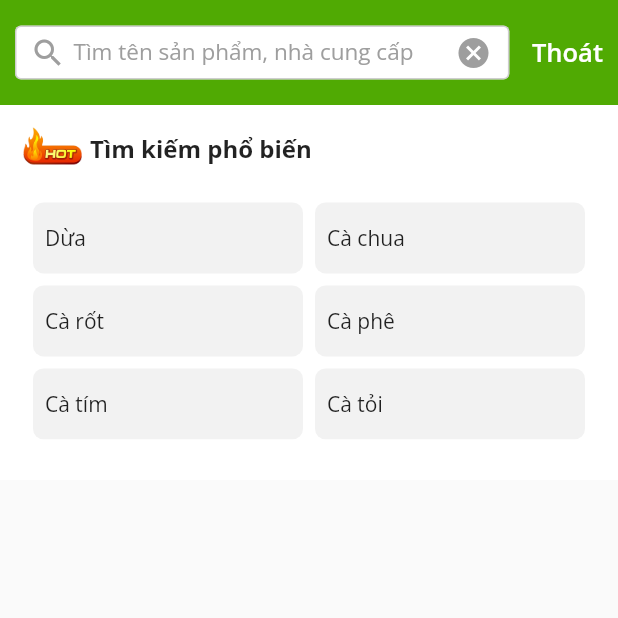
After one commit to kimshinoh/flutter-estudiez, a Flutter app: the SearchScreen screen opened directly, on a phone screen of 412 x 824 dp, the top half of it. The commit adds this screen. Run offline on Flutter 3.47's test engine with Material 2 defaults, Android fonts, the phone set to English and light mode, and no system bars; our stand-ins replace another_flushbar, badges, carousel_slider, dio, firebase_auth, firebase_core and 12 more; accounts and stored records are empty; generated files the repository leaves out were written again; network calls fail.

Commit message:
Search screen

```diff
--- a/lib/ui/my_app.dart
+++ b/lib/ui/my_app.dart
@@ -2,9 +2,11 @@ import 'package:flutter/material.dart';
 import 'package:fruity/constants/app_theme.dart';
 import 'package:fruity/constants/strings.dart';
 import 'package:fruity/data/local/datasource/cart_datasource.dart';
+import 'package:fruity/data/local/datasource/search_history_datasource.dart';
 import 'package:fruity/di/setup_di.dart';
 import 'package:fruity/routes.dart';
 import 'package:fruity/stores/cart/cart_store.dart';
+import 'package:fruity/stores/search_history/search_history_store.dart';
 import 'package:fruity/stores/user/auth_store.dart';
 import 'package:fruity/ui/splash/splash.dart';
 import 'package:provider/provider.dart';
@@ -18,6 +20,9 @@ class MyApp extends StatelessWidget {
       providers: [
         Provider<AuthStore>(create: (_) => AuthStore()),
         Provider<CartStore>(create: (_) => CartStore(getIt<CartDataSource>())),
+        Provider<SearchHistoryStore>(
+            create: (_) =>
+                SearchHistoryStore(getIt<SearchHistoryDataSource>())),
       ],
       child: MaterialApp(
           theme: themeData,
--- /dev/null
+++ b/lib/ui/search/search_screen.dart
@@ -0,0 +1,271 @@
+import 'package:flutter/cupertino.dart';
+import 'package:flutter/material.dart';
+import 'package:flutter_mobx/flutter_mobx.dart';
+import 'package:fruity/constants/app_color.dart';
+import 'package:flutter_staggered_animations/flutter_staggered_animations.dart';
+import 'package:fruity/stores/search_history/search_history_store.dart';
+import 'package:fruity/ui/search/search_result_screen.dart';
+import 'package:provider/provider.dart';
+
+class SearchScreen extends StatefulWidget {
+  const SearchScreen({Key? key}) : super(key: key);
+
+  @override
+  _SearchScreenState createState() => _SearchScreenState();
+}
+
+class _SearchScreenState extends State<SearchScreen> {
+  late SearchHistoryStore _store;
+  final List<String> _hotSearch = [
+    'Dừa',
+    'Cà chua',
+    'Cà rốt',
+    'Cà phê',
+    'Cà tím',
+    'Cà tỏi'
+  ];
+  final TextEditingController _searchController = TextEditingController();
+
+  @override
+  Widget build(BuildContext context) {
+    _store = context.read<SearchHistoryStore>();
+    return Observer(builder: (_) {
+      return Scaffold(
+          body: SafeArea(
+        child: Container(
+            color: AppColors.backgroudGrey,
+            child: SingleChildScrollView(
+                child: Column(
+              crossAxisAlignment: CrossAxisAlignment.start,
+              children: [
+                _header(),
+                _historySearch(),
+                _populateSearch(),
+              ],
+            ))),
+      ));
+    });
+  }
+
+  Widget _historySearch() {
+    final List<String> searchHistory = _store.searchs;
+    if (searchHistory.isEmpty) {
+      return Container();
+    }
+    return ConstrainedBox(
+        constraints: const BoxConstraints(minHeight: 56.0),
+        child: Container(
+            margin: const EdgeInsets.only(bottom: 10),
+            color: Colors.white,
+            child: Column(children: [
+              ListView.builder(
+                  shrinkWrap: true,
+                  itemCount: searchHistory.length,
+                  itemBuilder: (BuildContext context, int index) {
+                    final String search =
+                        searchHistory[searchHistory.length - 1 - index];
+                    return Column(
+                      children: [
+                        ListTile(
+                          title: Text(
+                            search,
+                            overflow: TextOverflow.ellipsis,
+                            maxLines: 1,
+                          ),
+                          onTap: () {
+                            _searchController.text = search;
+                            _search();
+                          },
+                          trailing: IconButton(
+                            icon: const Icon(Icons.delete_outline),
+                            onPressed: () {
+                              _store.removeItem(search);
+                            },
+                          ),
+                        ),
+                        const Divider(
+                          height: 1,
+                          indent: 15,
+                          endIndent: 15,
+                          thickness: 1,
+                          color: Color.fromARGB(108, 158, 158, 158),
+                        ),
+                      ],
+                    );
+                  }),
+              Align(
+                alignment: Alignment.center,
+                child: TextButton(
+                  child: const Text(
+                    'Xóa tất cả',
+                    style: TextStyle(color: Colors.grey, fontSize: 16),
+                  ),
+                  onPressed: () {
+                    _store.clear();
+                  },
+                ),
+              ),
+            ])));
+  }
+
+  Widget _populateSearch() {
+    return Container(
+        padding: const EdgeInsets.symmetric(vertical: 5, horizontal: 10),
+        height: 250,
+        color: Colors.white,
+        child: IntrinsicHeight(
+          child: Column(
+            children: [
+              Expanded(
+                  flex: 1,
+                  child: Row(
+                    children: <Widget>[
+                      Image.asset(
+                        'assets/images/hot.png',
+                        width: 50,
+                      ),
+                      const Text(
+                        'Tìm kiếm phổ biến',
+                        style: TextStyle(
+                          fontSize: 16,
+                          fontWeight: FontWeight.bold,
+                        ),
+                      )
+                    ],
+                  )),
+              Expanded(
+                  flex: 4,
+                  child: AnimationLimiter(
+                      child: GridView.count(
+                    physics: const NeverScrollableScrollPhysics(),
+                    childAspectRatio: 3.4,
+                    padding: const EdgeInsets.all(8.0),
+                    crossAxisCount: 2,
+                    children: List.generate(
+                      _hotSearch.length,
+                      (int index) {
+                        return AnimationConfiguration.staggeredGrid(
+                            columnCount: 2,
+                            position: index,
+                            duration: const Duration(milliseconds: 1000),
+                            child: ScaleAnimation(
+                              scale: 0.5,
+                              child: FlipAnimation(
+                                child: GestureDetector(
+                                  onTap: () {
+                                    _searchController.text = _hotSearch[index];
+                                    _search();
+                                  },
+                                  child: Container(
+                                    margin: const EdgeInsets.all(4),
+                                    padding: const EdgeInsets.only(left: 8),
+                                    decoration: const BoxDecoration(
+                                      color: AppColors.backgroudGrey,
+                                      borderRadius:
+                                          BorderRadius.all(Radius.circular(7)),
+                                    ),
+                                    child: Align(
+                                      alignment: Alignment.centerLeft,
+                                      child: Text(_hotSearch[index]),
+                                    ),
+                                  ),
+                                ),
+                              ),
+                            ));
+                      },
+                    ),
+                  )))
+            ],
+          ),
+        ));
+  }
+
+  Widget _header() {
+    final double width = MediaQuery.of(context).size.width;
+    return Container(
+        height: 70.0,
+        child: Container(
+          padding: const EdgeInsets.all(10),
+          color: AppColors.palette,
+          width: width,
+          child: Row(
+            mainAxisAlignment: MainAxisAlignment.spaceBetween,
+            children: [
+              Container(
+                  height: 36.0,
+                  child: DecoratedBox(
+                      decoration: BoxDecoration(
+                          borderRadius: BorderRadius.circular(4.0),
+                          border: Border.all(
+                              color: Colors.grey.withOpacity(0.5), width: 1.0),
+                          color: Colors.white),
+                      child: Container(
+                        padding: const EdgeInsets.only(left: 10),
+                        width: width * 0.8,
+                        child: Row(
+                          children: <Widget>[
+                            const Icon(
+                              Icons.search,
+                              color: Colors.grey,
+                            ),
+                            const SizedBox(
+                              width: 5,
+                            ),
+                            Expanded(
+                              child: TextField(
+                                controller: _searchController,
+                                decoration: InputDecoration(
+                                  border: InputBorder.none,
+                                  hintText: 'Tìm tên sản phẩm, nhà cung cấp',
+                                  hintStyle: const TextStyle(
+                                    color: Colors.grey,
+                                    fontSize: 15,
+                                  ),
+                                  suffixIcon: IconButton(
+                                    constraints: BoxConstraints(),
+                                    padding: EdgeInsets.zero,
+                                    icon: const Icon(
+                                      Icons.cancel_sharp,
+                                      color: Colors.grey,
+                                    ),
+                                    onPressed: () {
+                                      _searchController.clear();
+                                    },
+                                  ),
+                                ),
+                                onSubmitted: (String value) {
+                                  _search();
+                                },
+                              ),
+                            ),
+                          ],
+                        ),
+                      ))),
+              GestureDetector(
+                onTap: () {
+                  Navigator.pop(context);
+                },
+                child: const Text(
+                  'Thoát',
+                  style: TextStyle(
+                      color: Colors.white,
+                      fontSize: 17,
+                      fontWeight: FontWeight.w600),
+                ),
+              )
+            ],
+          ),
+        ));
+  }
+
+  void _search() {
+    final String search = _searchController.text;
+    if (search.isEmpty) {
+      return;
+    }
+    _store.addItem(search);
+    Navigator.pop(context);
+    Navigator.push(
+        context, MaterialPageRoute(builder: (context) => SearchResultScreen(search:search)));
+  }
+}
--- a/pubspec.yaml
+++ b/pubspec.yaml
@@ -57,6 +57,7 @@ dependencies:
   get_it: ^7.2.0
   collection: ^1.15.0
   flutter_svg: ^1.0.3
+  flutter_staggered_animations: ^1.0.0
 
 dev_dependencies:
   flutter_test:
```
Also changed, not shown: lib/data/local/datasource/search_history_datasource.dart (added, +31 -0 lines), lib/di/module/sqflite.dart (+10 -4 lines), lib/di/setup_di.dart (+7 -0 lines), lib/stores/search_history/search_history_store.dart (added, +64 -0 lines), lib/ui/home/widgets/header_home.dart (+12 -3 lines), lib/ui/search/search_result_screen.dart (added, +108 -0 lines), lib/stores/search_history/search_history_store.g.dart (added), pubspec.lock.
